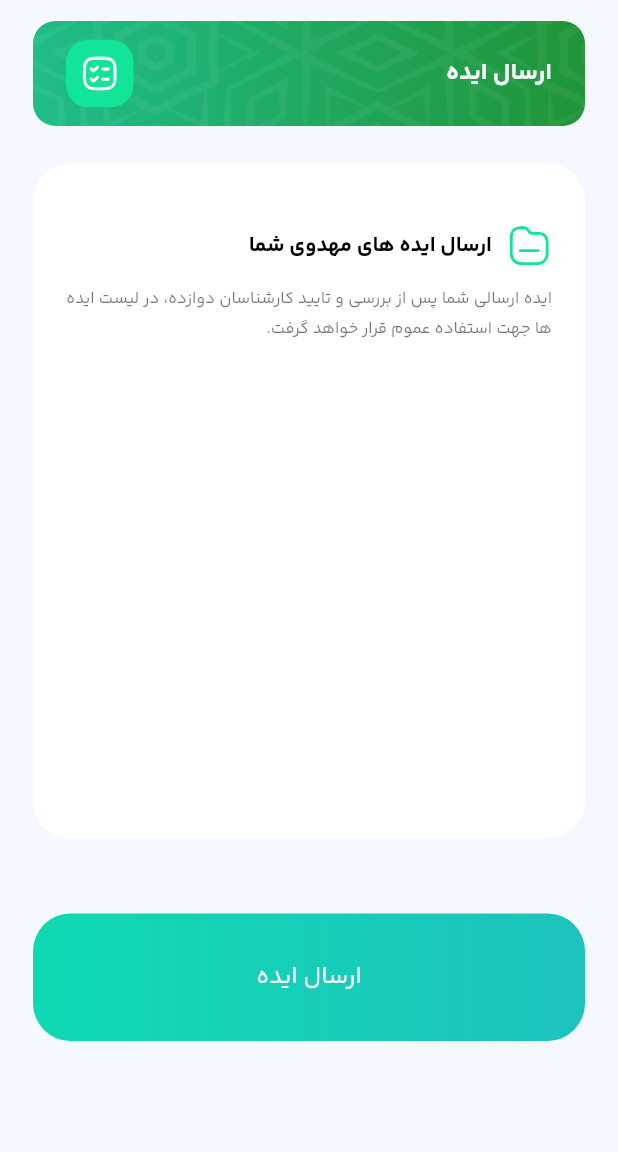
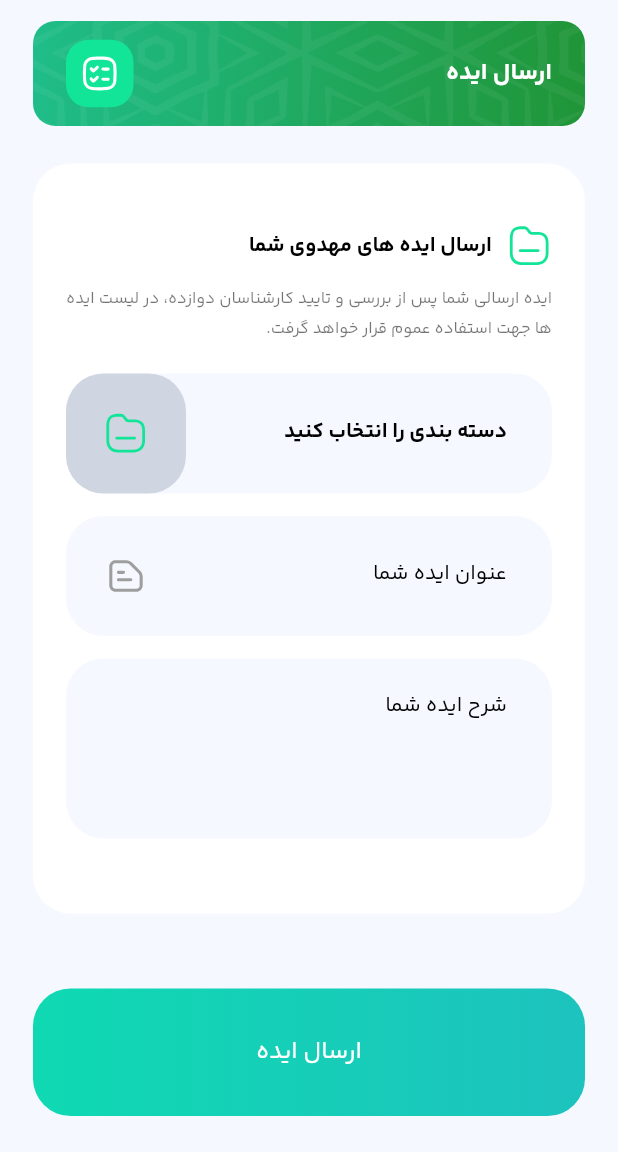
Before and after one commit to HamidrezaTorkamaneh/loginapp, a Flutter app: the AddIdeaScreen screen opened directly, on a phone screen of 412 x 824 dp, the part 84-1236 px from its top. Run offline on Flutter 3.47's test engine with Material 3 defaults, Android fonts, the phone set to English and light mode, and no system bars; our stand-ins replace dio, flutter_otp_text_field, flutter_svg, hive, pin_code_fields, slide_countdown; accounts and stored records are empty; project files that could hold a hidden picture were left out.

Commit message:
finished add idea screen and started detail idea screen

```diff
--- a/lib/main.dart
+++ b/lib/main.dart
@@ -3,6 +3,7 @@ import 'package:flutter_localizations/flutter_localizations.dart';
 import 'package:loginapp/data/enter_code.dart';
 import 'package:loginapp/screens/enter_code/number_code_screen.dart';
 import 'package:loginapp/screens/ideas/add_idea_screen.dart';
+import 'package:loginapp/screens/ideas/detail_idea_screen.dart';
 import 'package:loginapp/screens/ideas/mahdavi_idaes_screen.dart';
 import 'package:loginapp/screens/login_screens/login_by_email_screen.dart';
 import 'package:loginapp/screens/login_screens/login_by_number_screen.dart';
@@ -80,7 +81,7 @@ class MyApp extends StatelessWidget {
         Locale("fa", "IR"),
       ],
       debugShowCheckedModeBanner: false,
-      home:AddIdeaScreen(),
+      home:DetailIdeaScreen(),
     );
   }
 }
--- a/lib/screens/ideas/add_idea_screen.dart
+++ b/lib/screens/ideas/add_idea_screen.dart
@@ -16,7 +16,11 @@ class AddIdeaScreen extends StatelessWidget {
   @override
   Widget build(BuildContext context) {
     final ThemeData theme = Theme.of(context);
-    return Scaffold(
+    return GestureDetector(
+      onTap: () {
+        FocusManager.instance.primaryFocus?.unfocus();
+      },
+      child: Scaffold(
         backgroundColor: CustomColor.backGroundColor,
         appBar: PreferredSize(
           child: CustomAppBar(
@@ -40,7 +44,7 @@ class AddIdeaScreen extends StatelessWidget {
                   child: CustomIcon(
                     icon: 'menu',
                     size: 25,
-                  color: CustomColor.greyColor,
+                    color: CustomColor.greyColor1,
                   ),
                 ),
                 itemBuilder: (BuildContext context) => <PopupMenuEntry>[
@@ -63,20 +67,21 @@ class AddIdeaScreen extends StatelessWidget {
               child: AppbarButton(
                 icon: 'arrow_back_circle',
                 size: 60,
-              color: CustomColor.greyColor,
+                color: CustomColor.greyColor1,
               ),
             ),
           ),
           preferredSize: const Size.fromHeight(70),
         ),
-      body: Column(
+        body: SingleChildScrollView(
+          child: Column(
             children: [
               Header(text: 'ارسال ایده'),
               SizedBox(height: 25),
               Container(
                 margin: EdgeInsets.symmetric(horizontal: 22),
                 width: double.infinity,
-            height: 450,
+                height: 500,
                 decoration: BoxDecoration(
                   borderRadius: BorderRadius.circular(25),
                   color: Colors.white,
@@ -110,7 +115,12 @@ class AddIdeaScreen extends StatelessWidget {
                         ),
                         textAlign: TextAlign.justify,
                       ),
-                  SizedBox(height: 10),
+                      SizedBox(height: 20),
+                      getCategotry(context),
+                      SizedBox(height: 15),
+                      getTitle(context),
+                      SizedBox(height: 15),
+                      getDetail(context),
                     ],
                   ),
                 ),
@@ -119,6 +129,129 @@ class AddIdeaScreen extends StatelessWidget {
               MyButton2(text: 'ارسال ایده', ontap: () {})
             ],
           ),
+        ),
+      ),
+    );
+  }
+
+  Widget getCategotry(BuildContext context) {
+    final ThemeData theme = Theme.of(context);
+    return Container(
+      width: double.infinity,
+      height: 80,
+      decoration: BoxDecoration(
+        borderRadius: BorderRadius.circular(25),
+        color: CustomColor.backGroundColor,
+      ),
+      child: Row(
+        children: [
+          Container(
+            padding: EdgeInsets.only(top: 15, right: 30),
+            height: double.infinity,
+            width: 200,
+            child: TextField(
+              style: theme.textTheme.headline4?.apply(
+                color: Colors.black,
+              ),
+              decoration: InputDecoration(
+                  hintText: 'دسته بندی را انتخاب کنید',
+                  hintStyle: theme.textTheme.headline4?.apply(
+                    fontFamily: 'YB',
+                    color: Colors.black,
+                  ),
+                  border: InputBorder.none),
+            ),
+          ),
+          Spacer(),
+          Container(
+            height: double.infinity,
+            width: 80,
+            decoration: BoxDecoration(
+              borderRadius: BorderRadius.circular(25),
+              color: CustomColor.greyColor2,
+            ),
+            child: Center(
+              child: CustomIcon(
+                  icon: 'file', color: CustomColor.greenColor2, size: 30),
+            ),
+          )
+        ],
+      ),
+    );
+  }
+
+  Widget getTitle(BuildContext context) {
+    final ThemeData theme = Theme.of(context);
+    return Container(
+      width: double.infinity,
+      height: 80,
+      decoration: BoxDecoration(
+        borderRadius: BorderRadius.circular(25),
+        color: CustomColor.backGroundColor,
+      ),
+      child: Row(
+        children: [
+          Container(
+            padding: EdgeInsets.only(top: 15, right: 30),
+            height: double.infinity,
+            width: 200,
+            child: TextField(
+              style: theme.textTheme.headline4?.apply(
+                color: Colors.black,
+              ),
+              decoration: InputDecoration(
+                  hintText: 'عنوان ایده شما',
+                  hintStyle: theme.textTheme.headline4?.apply(
+                    // fontFamily: 'YB',
+                    color: Colors.black,
+                  ),
+                  border: InputBorder.none),
+            ),
+          ),
+          Spacer(),
+          Container(
+            height: double.infinity,
+            width: 80,
+            decoration: BoxDecoration(
+              borderRadius: BorderRadius.circular(25),
+            ),
+            child: Center(
+              child: CustomIcon(icon: 'document', color: Colors.grey, size: 30),
+            ),
+          )
+        ],
+      ),
+    );
+  }
+
+  Widget getDetail(BuildContext context) {
+    final ThemeData theme = Theme.of(context);
+    return Container(
+      width: double.infinity,
+      height: 120,
+      decoration: BoxDecoration(
+        borderRadius: BorderRadius.circular(25),
+        color: CustomColor.backGroundColor,
+      ),
+      child: Container(
+        padding: EdgeInsets.only(top: 15, right: 30, left: 30),
+        height: double.infinity,
+        width: 80,
+        child: TextField(
+          maxLines: 20,
+          style: theme.textTheme.headline4?.apply(
+            color: Colors.black,
+          ),
+          decoration: InputDecoration(
+            border: InputBorder.none,
+            hintText: 'شرح ایده شما',
+            hintStyle: theme.textTheme.headline4?.apply(
+              fontFamily: 'YM',
+              color: Colors.black,
+            ),
+          ),
+        ),
+      ),
     );
   }
 }
--- a/lib/widgets/custom_color.dart
+++ b/lib/widgets/custom_color.dart
@@ -7,6 +7,6 @@ class CustomColor {
   static const Color greenColor1=Color(0xff00dbbf);
   static const Color greenColor2=Color(0xff13e598);
   static const Color backGroundColor=Color(0xfff5f8ff);
-  static const Color greyColor=Color(0xff9a9a9a);
-
+  static const Color greyColor1=Color(0xff9a9a9a);
+  static const Color greyColor2=Color(0xffd0d5e2);
 }
```
Also changed, not shown: lib/screens/ideas/detail_idea_screen.dart (added, +112 -0 lines), lib/screens/ideas/mahdavi_idaes_screen.dart (+9 -6 lines), lib/widgets/get_floating_action_button.dart (+12 -4 lines), lib/widgets/idea_item2.dart (renamed from lib/widgets/idea_items.dart, +22 -31 lines), lib/widgets/idea_items1.dart (added, +109 -0 lines), assets/images/icon_contact.svg (added), assets/images/icon_document.svg (added), assets/images/icon_report.svg (added), assets/images/icon_share.svg (added), lib/generated/assets.dart. Lines whose indentation alone changed are shown as unchanged.
